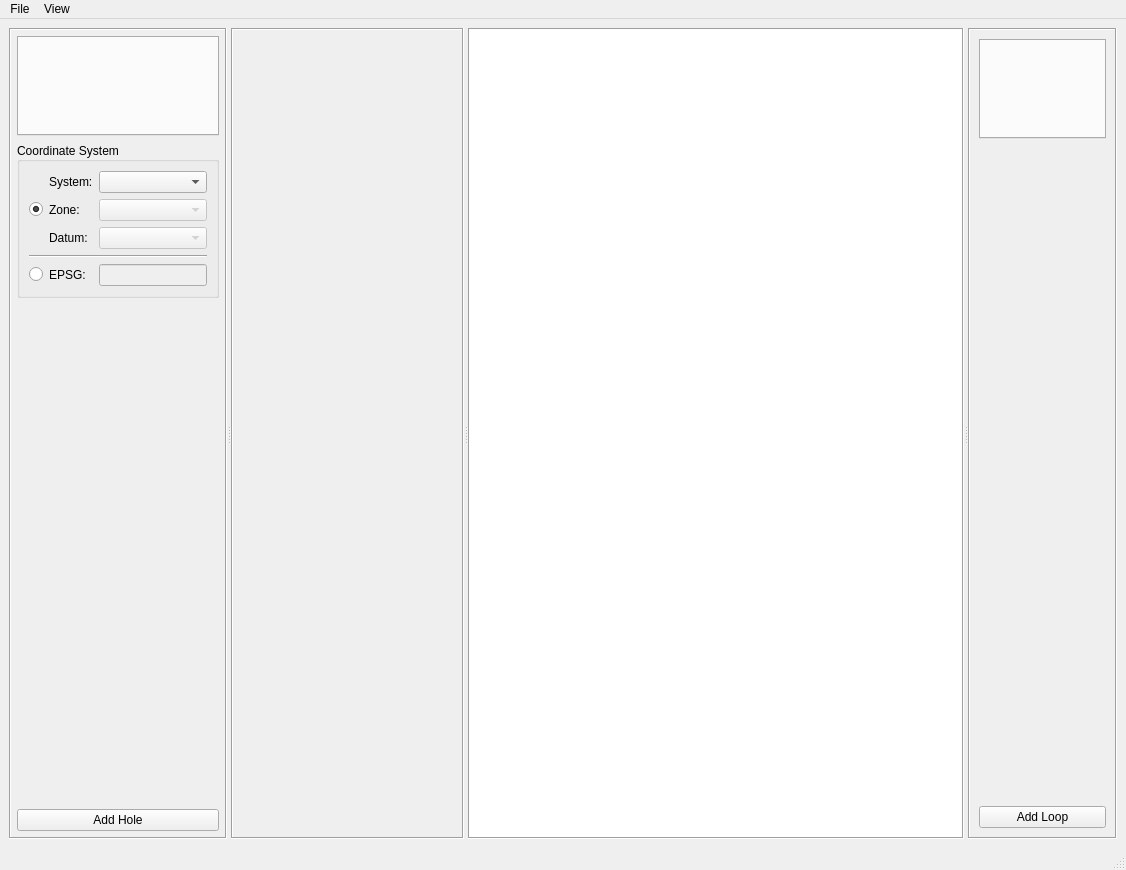
Eric-Meunier/Processor-Suite, file src/qt_ui/loop_planner2.ui: the form before one commit.
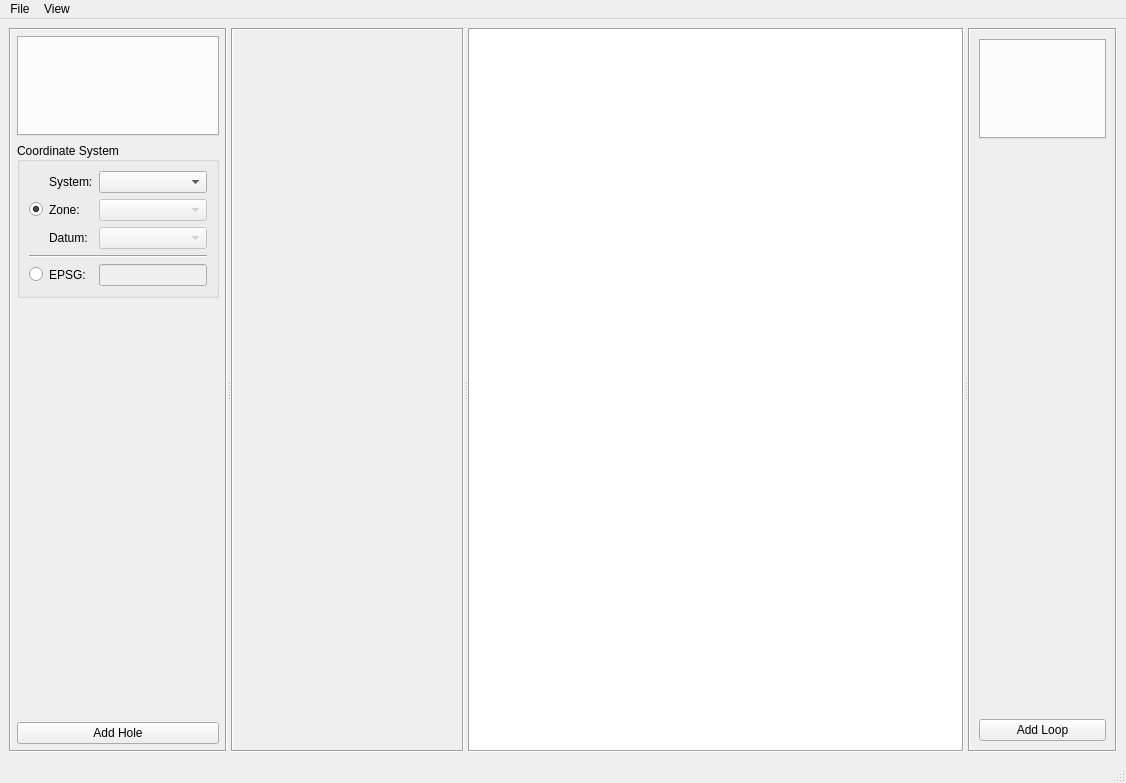
The form after the commit. Icons and pictures are not drawn. Custom widgets are drawn as their Qt base class.

Diff of the .ui file:
```diff
--- a/src/qt_ui/loop_planner2.ui
+++ b/src/qt_ui/loop_planner2.ui
@@ -7,7 +7,7 @@
     <x>0</x>
     <y>0</y>
     <width>1126</width>
-    <height>870</height>
+    <height>783</height>
    </rect>
   </property>
   <property name="windowTitle">
```
Left out of the diff: 6 changed lines with no effect on the pictures.
